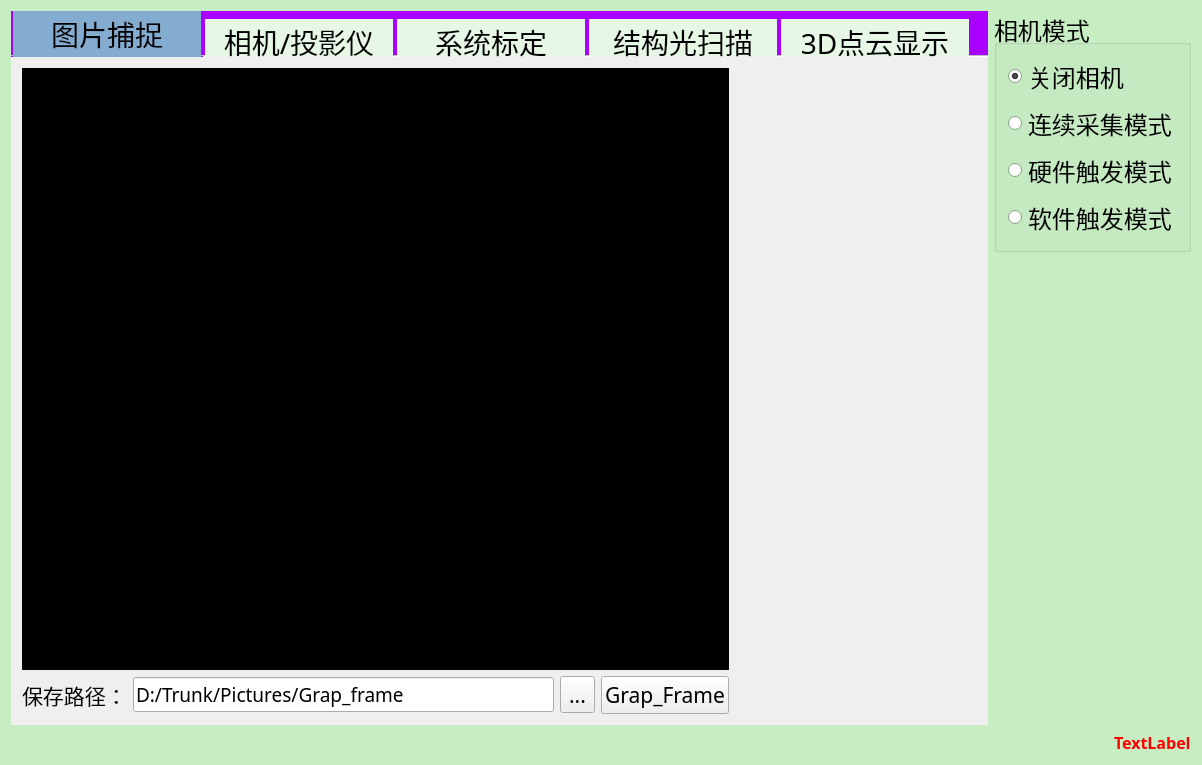
lijian103/Trunk, file Products/SLight/StructureLight/mainwindow.ui: the form before one commit.
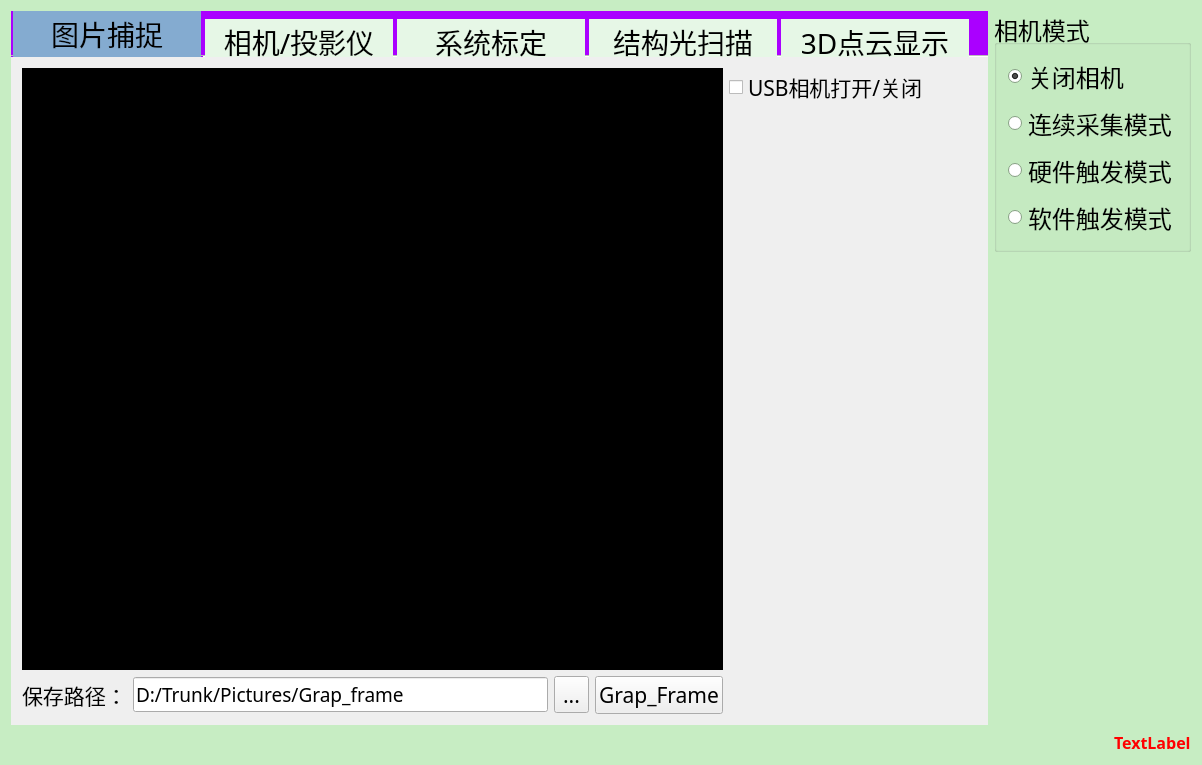
The form after the commit. Icons and pictures are not drawn.

Commit message: 添加USB相机

What changed in the file:
```diff
--- a/Products/SLight/StructureLight/mainwindow.ui
+++ b/Products/SLight/StructureLight/mainwindow.ui
@@ -248,6 +248,28 @@
          <layout class="QGridLayout" name="gridLayout_4">
           <item row="0" column="1">
            <layout class="QVBoxLayout" name="verticalLayout">
+            <item>
+             <widget class="QCheckBox" name="checkBox">
+              <property name="sizePolicy">
+               <sizepolicy hsizetype="Minimum" vsizetype="Preferred">
+                <horstretch>0</horstretch>
+                <verstretch>0</verstretch>
+               </sizepolicy>
+              </property>
+              <property name="font">
+               <font>
+                <family>宋体</family>
+                <pointsize>16</pointsize>
+               </font>
+              </property>
+              <property name="text">
+               <string>USB相机打开/关闭</string>
+              </property>
+              <property name="checked">
+               <bool>false</bool>
+              </property>
+             </widget>
+            </item>
             <item>
              <spacer name="verticalSpacer_3">
               <property name="orientation">
```
The commit also changes 3 other files.
